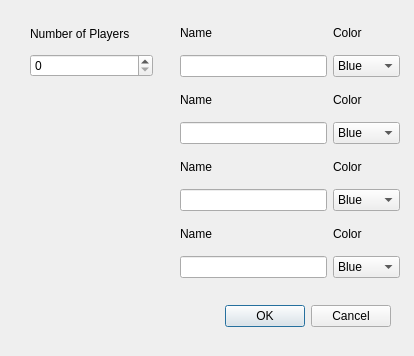
This is Game/settingsdialog.ui in RauliV/Nysse as Qt 5 draws it before an edit. The edited form follows.
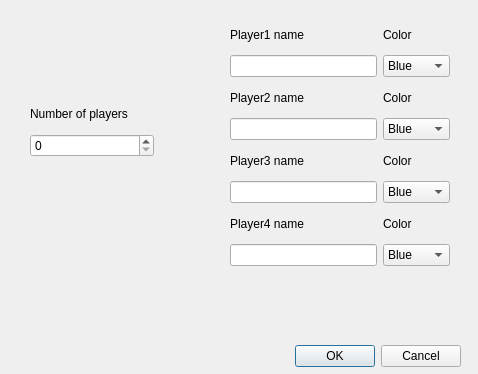
This is the edited form.

Commit message: korjattu virhe settings dialogissa

Diff of the .ui file:
```diff
--- a/Game/settingsdialog.ui
+++ b/Game/settingsdialog.ui
@@ -6,8 +6,8 @@
    <rect>
     <x>0</x>
     <y>0</y>
-    <width>414</width>
-    <height>356</height>
+    <width>478</width>
+    <height>374</height>
    </rect>
   </property>
   <property name="windowTitle">
@@ -16,8 +16,8 @@
   <widget class="QDialogButtonBox" name="buttonBox">
    <property name="geometry">
     <rect>
-     <x>50</x>
-     <y>300</y>
+     <x>120</x>
+     <y>340</y>
      <width>341</width>
      <height>32</height>
     </rect>
@@ -33,134 +33,51 @@
    <property name="geometry">
     <rect>
      <x>30</x>
-     <y>20</y>
-     <width>123</width>
+     <y>100</y>
+     <width>124</width>
      <height>57</height>
     </rect>
    </property>
-   <layout class="QVBoxLayout" name="verticalLayout_11">
+   <layout class="QVBoxLayout" name="verticalLayout_6">
     <item>
-     <widget class="QLabel" name="label_9">
+     <widget class="QLabel" name="label_5">
       <property name="text">
-       <string>Number of Players</string>
+       <string>Number of players</string>
       </property>
      </widget>
     </item>
     <item>
-     <widget class="QSpinBox" name="NumberOfPlayersSpinBox"/>
+     <widget class="QSpinBox" name="NumberOfPlayersSpinBox">
+      <property name="maximum">
+       <number>4</number>
+      </property>
+     </widget>
     </item>
    </layout>
   </widget>
   <widget class="QWidget" name="">
    <property name="geometry">
     <rect>
-     <x>180</x>
+     <x>230</x>
      <y>20</y>
      <width>220</width>
-     <height>258</height>
+     <height>246</height>
     </rect>
    </property>
    <layout class="QHBoxLayout" name="horizontalLayout">
-    <item>
-     <layout class="QVBoxLayout" name="verticalLayout_10">
-      <property name="spacing">
-       <number>10</number>
-      </property>
-      <item>
-       <layout class="QVBoxLayout" name="verticalLayout_6">
-        <item>
-         <widget class="QLabel" name="label_5">
-          <property name="text">
-           <string>Name</string>
-          </property>
-         </widget>
-        </item>
-        <item>
-         <widget class="QLineEdit" name="PlayerNameLineEdit"/>
-        </item>
-       </layout>
-      </item>
-      <item>
-       <layout class="QVBoxLayout" name="verticalLayout_7">
-        <item>
-         <widget class="QLabel" name="label_6">
-          <property name="text">
-           <string>Name</string>
-          </property>
-         </widget>
-        </item>
-        <item>
-         <widget class="QLineEdit" name="PlayerNameLineEdit_2"/>
-        </item>
-       </layout>
-      </item>
-      <item>
-       <layout class="QVBoxLayout" name="verticalLayout_8">
-        <item>
-         <widget class="QLabel" name="label_7">
-          <property name="text">
-           <string>Name</string>
-          </property>
-         </widget>
-        </item>
-        <item>
-         <widget class="QLineEdit" name="PlayerNameLineEdit_3"/>
-        </item>
-       </layout>
-      </item>
-      <item>
-       <layout class="QVBoxLayout" name="verticalLayout_9">
-        <item>
-         <widget class="QLabel" name="label_8">
-          <property name="text">
-           <string>Name</string>
-          </property>
-         </widget>
-        </item>
-        <item>
-         <widget class="QLineEdit" name="PlayerNameLineEdit_4"/>
-        </item>
-       </layout>
-      </item>
-     </layout>
-    </item>
     <item>
      <layout class="QVBoxLayout" name="verticalLayout_5">
-      <property name="spacing">
-       <number>10</number>
-      </property>
       <item>
        <layout class="QVBoxLayout" name="verticalLayout">
         <item>
          <widget class="QLabel" name="label">
           <property name="text">
-           <string>Color</string>
+           <string>Player1 name</string>
           </property>
          </widget>
         </item>
         <item>
-         <widget class="QComboBox" name="PlayerColourComboBox">
-          <item>
-           <property name="text">
-            <string>Blue</string>
-           </property>
-          </item>
-          <item>
-           <property name="text">
-            <string>Red</string>
-           </property>
-          </item>
-          <item>
-           <property name="text">
-            <string>Green</string>
-           </property>
-          </item>
-          <item>
-           <property name="text">
-            <string>Yellow</string>
-           </property>
-          </item>
-         </widget>
+         <widget class="QLineEdit" name="PlayerNameLineEdit_1"/>
         </item>
        </layout>
       </item>
@@ -169,33 +86,12 @@
         <item>
          <widget class="QLabel" name="label_2">
           <property name="text">
-           <string>Color</string>
+           <string>Player2 name</string>
           </property>
          </widget>
         </item>
         <item>
-         <widget class="QComboBox" name="PlayerColourComboBox_2">
-          <item>
-           <property name="text">
-            <string>Blue</string>
-           </property>
-          </item>
-          <item>
-           <property name="text">
-            <string>Red</string>
-           </property>
-          </item>
-          <item>
-           <property name="text">
-            <string>Green</string>
-           </property>
-          </item>
-          <item>
-           <property name="text">
-            <string>Yellow</string>
-           </property>
-          </item>
-         </widget>
+         <widget class="QLineEdit" name="PlayerNameLineEdit_2"/>
         </item>
        </layout>
       </item>
@@ -204,33 +100,12 @@
         <item>
          <widget class="QLabel" name="label_3">
           <property name="text">
-           <string>Color</string>
+           <string>Player3 name</string>
           </property>
          </widget>
         </item>
         <item>
-         <widget class="QComboBox" name="PlayerColourComboBox_3">
-          <item>
-           <property name="text">
-            <string>Blue</string>
-           </property>
-          </item>
-          <item>
-           <property name="text">
-            <string>Red</string>
-           </property>
-          </item>
-          <item>
-           <property name="text">
-            <string>Green</string>
-           </property>
-          </item>
-          <item>
-           <property name="text">
-            <string>Yellow</string>
-           </property>
-          </item>
-         </widget>
+         <widget class="QLineEdit" name="PlayerNameLineEdit_3"/>
         </item>
        </layout>
       </item>
@@ -239,12 +114,30 @@
         <item>
          <widget class="QLabel" name="label_4">
           <property name="text">
+           <string>Player4 name</string>
+          </property>
+         </widget>
+        </item>
+        <item>
+         <widget class="QLineEdit" name="PlayerNameLineEdit_4"/>
+        </item>
+       </layout>
+      </item>
+     </layout>
+    </item>
+    <item>
+     <layout class="QVBoxLayout" name="verticalLayout_11">
+      <item>
+       <layout class="QVBoxLayout" name="verticalLayout_7">
+        <item>
+         <widget class="QLabel" name="label_6">
+          <property name="text">
            <string>Color</string>
           </property>
          </widget>
         </item>
         <item>
-         <widget class="QComboBox" name="PlayerColourComboBox_4">
+         <widget class="QComboBox" name="PlayerColorComboBox_1">
           <item>
            <property name="text">
             <string>Blue</string>
@@ -260,9 +153,109 @@
             <string>Green</string>
            </property>
           </item>
+         </widget>
+        </item>
+       </layout>
+      </item>
+      <item>
+       <layout class="QVBoxLayout" name="verticalLayout_8">
+        <item>
+         <widget class="QLabel" name="label_7">
+          <property name="text">
+           <string>Color</string>
+          </property>
+         </widget>
+        </item>
+        <item>
+         <widget class="QComboBox" name="PlayerColorComboBox_2">
+          <item>
+           <property name="text">
+            <string>Blue</string>
+           </property>
+          </item>
+          <item>
+           <property name="text">
+            <string>Red</string>
+           </property>
+          </item>
           <item>
            <property name="text">
             <string>Yellow</string>
+           </property>
+          </item>
+          <item>
+           <property name="text">
+            <string>Green</string>
+           </property>
+          </item>
+         </widget>
+        </item>
+       </layout>
+      </item>
+      <item>
+       <layout class="QVBoxLayout" name="verticalLayout_9">
+        <item>
+         <widget class="QLabel" name="label_8">
+          <property name="text">
+           <string>Color</string>
+          </property>
+         </widget>
+        </item>
+        <item>
+         <widget class="QComboBox" name="PlayerColorComboBox_3">
+          <item>
+           <property name="text">
+            <string>Blue</string>
+           </property>
+          </item>
+          <item>
+           <property name="text">
+            <string>Red</string>
+           </property>
+          </item>
+          <item>
+           <property name="text">
+            <string>Yellow</string>
+           </property>
+          </item>
+          <item>
+           <property name="text">
+            <string>Green</string>
+           </property>
+          </item>
+         </widget>
+        </item>
+       </layout>
+      </item>
+      <item>
+       <layout class="QVBoxLayout" name="verticalLayout_10">
+        <item>
+         <widget class="QLabel" name="label_9">
+          <property name="text">
+           <string>Color</string>
+          </property>
+         </widget>
+        </item>
+        <item>
+         <widget class="QComboBox" name="PlayerColorComboBox_4">
+          <item>
+           <property name="text">
+            <string>Blue</string>
+           </property>
+          </item>
+          <item>
+           <property name="text">
+            <string>Red</string>
+           </property>
+          </item>
+          <item>
+           <property name="text">
+            <string>Yellow</string>
+           </property>
+          </item>
+          <item>
+           <property name="text">
+            <string>Green</string>
            </property>
           </item>
          </widget>
```
Left out of the diff: 13 changed lines with no effect on the pictures.
